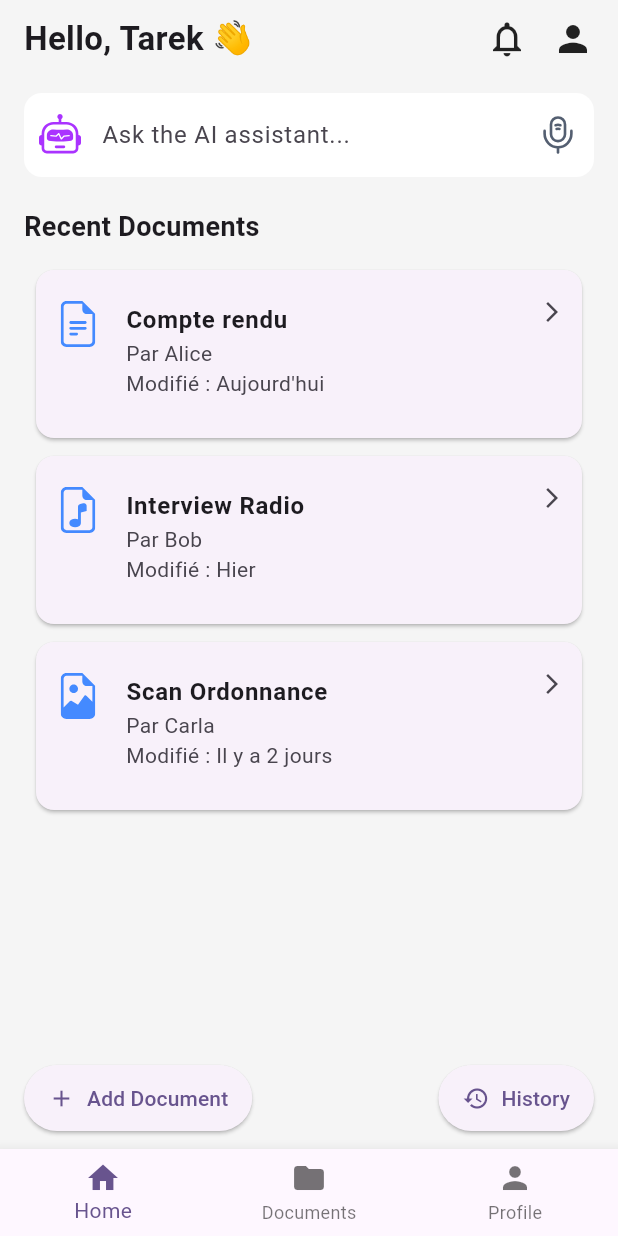
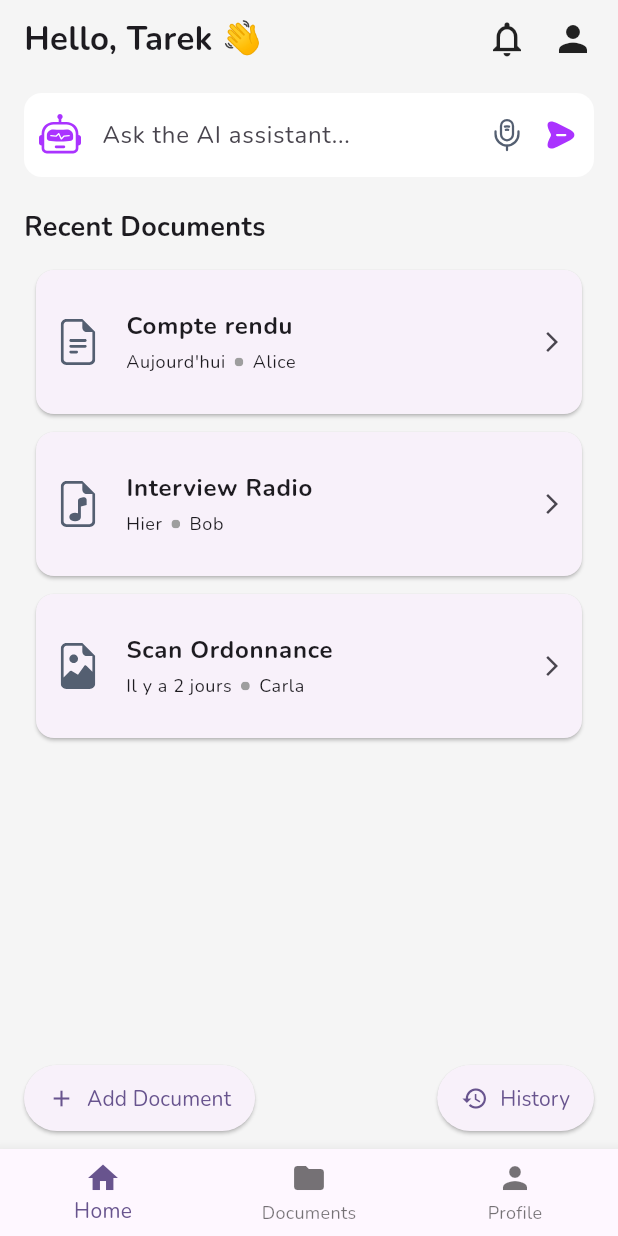
Before and after one commit to The-soulless12/Innov-Digital, a Flutter app: the screen it shows after launch, on a phone screen of 412 x 824 dp. Run offline on Flutter 3.47's test engine with Material 3 defaults, Android fonts, the phone set to English and light mode, and no system bars; our stand-ins replace flutter_svg.

Commit message:
small front-end fixes

```diff
--- a/innov_digital/lib/main.dart
+++ b/innov_digital/lib/main.dart
@@ -13,6 +13,7 @@ class MyApp extends StatelessWidget {
     return MaterialApp(
       title: 'Doc Manager',
       theme: ThemeData(
+        fontFamily: 'Nunito',
         colorScheme: ColorScheme.fromSeed(seedColor: Colors.deepPurple),
         useMaterial3: true,
       ),
--- a/innov_digital/lib/widgets/ai_search_bar.dart
+++ b/innov_digital/lib/widgets/ai_search_bar.dart
@@ -15,16 +15,25 @@ class AISearchBar extends StatelessWidget {
             'assets/Robot.svg',
             width: 24,
             height: 24,
-            // Optional: Set icon color
           ),
         ),
         suffixIcon: Padding(
-          padding: const EdgeInsets.all(10.0),
-          child: SvgPicture.asset(
-            'assets/microphone-2.svg',
-            width: 24,
-            height: 24,
-
+          padding: const EdgeInsets.only(right: 10.0),
+          child: Row(
+            mainAxisSize: MainAxisSize.min,
+            children: [
+              SvgPicture.asset(
+                'assets/microphone-2.svg',
+                width: 24,
+                height: 24,
+              ),
+              const SizedBox(width: 12),
+              SvgPicture.asset(
+                'assets/send.svg',
+                width: 24,
+                height: 24,
+              ),
+            ],
           ),
         ),
         filled: true,
--- a/innov_digital/lib/widgets/document_card.dart
+++ b/innov_digital/lib/widgets/document_card.dart
@@ -39,14 +39,34 @@ class DocumentCard extends StatelessWidget {
           _getAssetForType(docType),
           width: 32,
           height: 32,
-          colorFilter: const ColorFilter.mode(
-            Colors.blueAccent,
-            BlendMode.srcIn,
+        ),
+        title: Text(title, style: const TextStyle(fontWeight: FontWeight.bold)),
+        subtitle: Padding(
+          padding: const EdgeInsets.only(top: 4),
+          child: Row(
+            children: [
+              Text(lastModified, style: Theme.of(context).textTheme.bodySmall),
+              const SizedBox(width: 6),
+              SvgPicture.asset(
+                'assets/CircleFill.svg',
+                width: 6,
+                height: 6,
+                colorFilter: const ColorFilter.mode(
+                  Colors.grey,
+                  BlendMode.srcIn,
+                ),
+              ),
+              const SizedBox(width: 6),
+              Expanded(
+                child: Text(
+                  author,
+                  style: Theme.of(context).textTheme.bodySmall,
+                  overflow: TextOverflow.ellipsis,
+                ),
+              ),
+            ],
           ),
         ),
-        title: Text(title, style: const TextStyle(fontWeight: FontWeight.bold)),
-        subtitle: Text('Par $author\nModifié : $lastModified'),
-        isThreeLine: true,
         trailing: const Icon(Icons.arrow_forward_ios, size: 16),
       ),
     );
```
Also changed, not shown: innov_digital/pubspec.yaml (+7 -0 lines), innov_digital/assets/CircleFill.svg (added), innov_digital/assets/fonts/Nunito-Bold.ttf (added), innov_digital/assets/fonts/Nunito-Regular.ttf (added).
